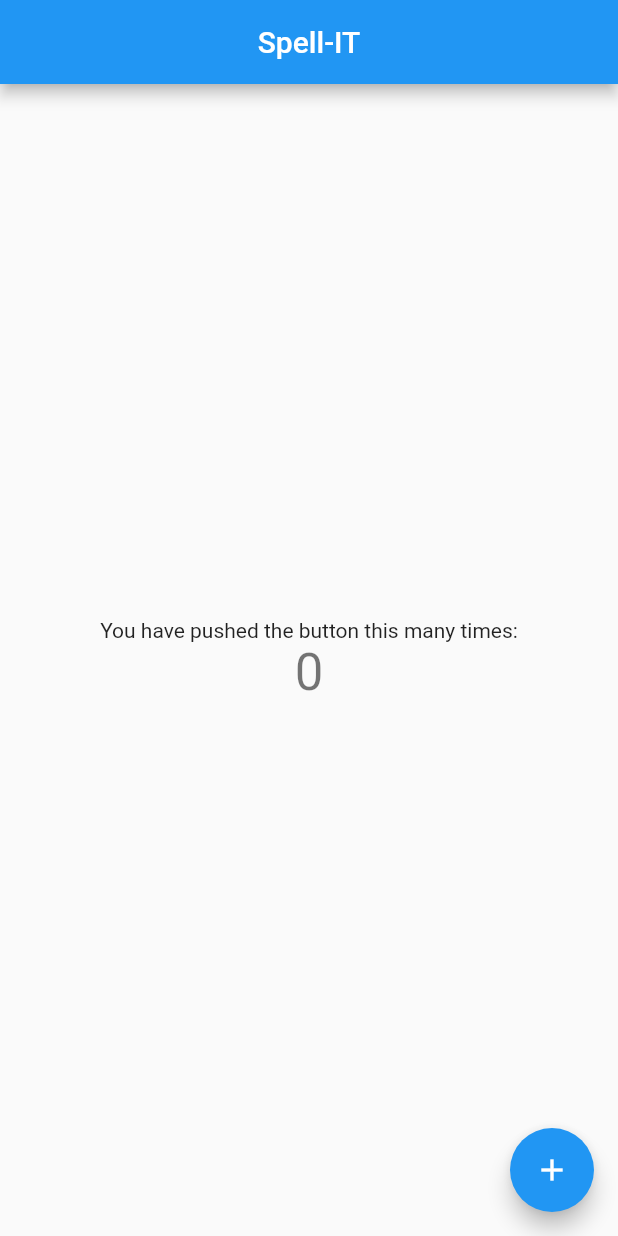
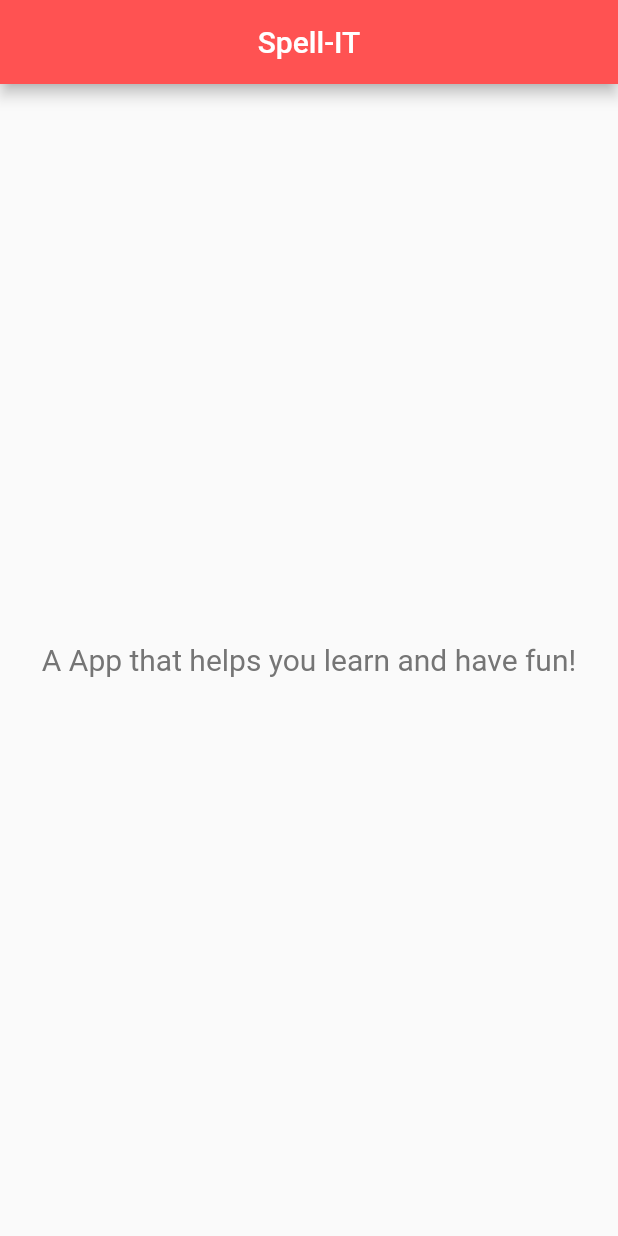
Before and after one commit to AkashRajpurohit/Spell-IT, a Flutter app: the screen it shows after launch, on a phone screen of 412 x 824 dp. Run offline on Flutter 3.47's test engine with Material 2 defaults, Android fonts, the phone set to English and light mode, and no system bars.

Commit message:
Basic layout

```diff
--- a/lib/main.dart
+++ b/lib/main.dart
@@ -1,64 +1,9 @@
 import 'package:flutter/material.dart';
+import 'package:spell_it/pages/home.dart';
 
-void main() => runApp(MyApp());
-
-class MyApp extends StatelessWidget {
-  @override
-  Widget build(BuildContext context) {
-    return MaterialApp(
-      title: 'Spell-IT',
-      theme: ThemeData(
-        primarySwatch: Colors.blue,
-      ),
-      home: MyHomePage(title: 'Spell-IT'),
-    );
-  }
-}
-
-class MyHomePage extends StatefulWidget {
-  MyHomePage({Key key, this.title}) : super(key: key);
-
-  final String title;
-
-  @override
-  _MyHomePageState createState() => _MyHomePageState();
-}
-
-class _MyHomePageState extends State<MyHomePage> {
-  int _counter = 0;
-
-  void _incrementCounter() {
-    setState(() {
-      _counter++;
-    });
-  }
-
-  @override
-  Widget build(BuildContext context) {
-    return Scaffold(
-      appBar: AppBar(
-        title: Text(widget.title),
-        centerTitle: true,
-      ),
-      body: Center(
-        child: Column(
-          mainAxisAlignment: MainAxisAlignment.center,
-          children: <Widget>[
-            Text(
-              'You have pushed the button this many times:',
-            ),
-            Text(
-              '$_counter',
-              style: Theme.of(context).textTheme.display1,
-            ),
-          ],
-        ),
-      ),
-      floatingActionButton: FloatingActionButton(
-        onPressed: _incrementCounter,
-        tooltip: 'Increment',
-        child: Icon(Icons.add),
-      ),
-    );
-  }
-}
+void main() => runApp(MaterialApp(
+  home: Home(),
+  theme: ThemeData(
+    primaryColor: Colors.redAccent,
+  ),
+));
--- /dev/null
+++ b/lib/pages/home.dart
@@ -0,0 +1,27 @@
+import 'package:flutter/material.dart';
+
+class Home extends StatelessWidget {
+  @override
+  Widget build(BuildContext context) {
+    return Scaffold(
+      appBar: AppBar(
+        title: Text("Spell-IT"),
+        centerTitle: true,
+      ),
+      body: Center(
+        child: Column(
+          mainAxisAlignment: MainAxisAlignment.center,
+          children: <Widget>[
+            Text(
+              "A App that helps you learn and have fun!",
+              style: TextStyle(
+                fontSize: 20.0,
+                color: Colors.grey[600]
+              ),
+            )
+          ],
+        ),
+      ),
+    );
+  }
+}
```
